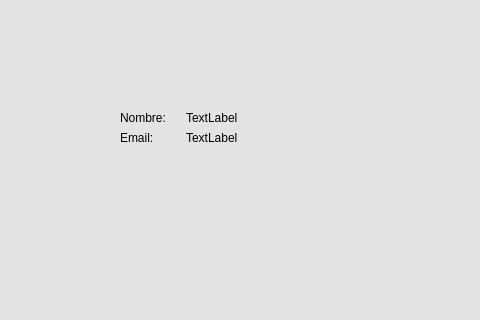
First picture: the form in Ui/userUi.ui, repository rmungar/PersistenciaDIN, before the edit; both pictures show x 265 to 745 and y 140 to 460 of the 903 by 821 pixel window.
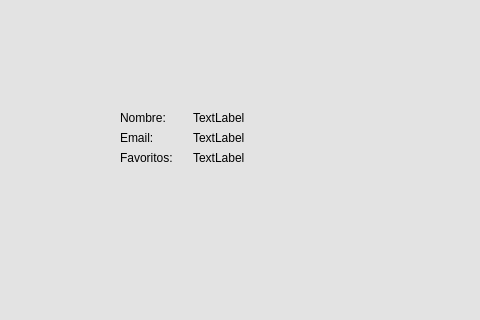
Second picture: the form after the edit.

Commit message: Favoritos listos

The edit to the form file:
```diff
--- a/Ui/userUi.ui
+++ b/Ui/userUi.ui
@@ -79,7 +79,7 @@
            <x>290</x>
            <y>190</y>
            <width>241</width>
-           <height>70</height>
+           <height>98</height>
           </rect>
          </property>
          <layout class="QFormLayout" name="formLayout">
@@ -130,6 +130,28 @@
             </property>
            </widget>
           </item>
+          <item row="2" column="0">
+           <widget class="QLabel" name="favoritosLabel">
+            <property name="styleSheet">
+             <string notr="true">color: rgb(0, 0, 0);
+font: 16pt &quot;Segoe UI&quot;;</string>
+            </property>
+            <property name="text">
+             <string>Favoritos:</string>
+            </property>
+           </widget>
+          </item>
+          <item row="2" column="1">
+           <widget class="QLabel" name="favoritos">
+            <property name="styleSheet">
+             <string notr="true">color: rgb(0, 0, 0);
+font: 16pt &quot;Segoe UI&quot;;</string>
+            </property>
+            <property name="text">
+             <string>TextLabel</string>
+            </property>
+           </widget>
+          </item>
          </layout>
         </widget>
         <widget class="QLabel" name="userImg">
```
The commit also changes 11 other files.
